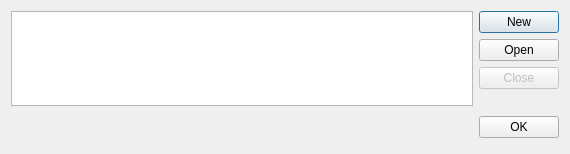
The window that source/vocabularyorganizerdialog.ui (martin-kudlicka/vocabulary-master) describes before a commit, drawn with Qt 5.
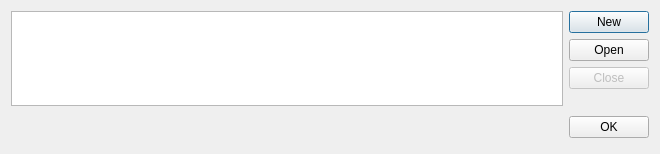
The same window after the commit.

Commit message: * dialog width increased

Diff of the .ui file:
```diff
--- a/source/vocabularyorganizerdialog.ui
+++ b/source/vocabularyorganizerdialog.ui
@@ -6,7 +6,7 @@
    <rect>
     <x>0</x>
     <y>0</y>
-    <width>570</width>
+    <width>660</width>
     <height>154</height>
    </rect>
   </property>
@@ -21,6 +21,9 @@
        <property name="rootIsDecorated">
         <bool>false</bool>
        </property>
+       <attribute name="headerStretchLastSection">
+        <bool>false</bool>
+       </attribute>
       </widget>
      </item>
      <item>
```
